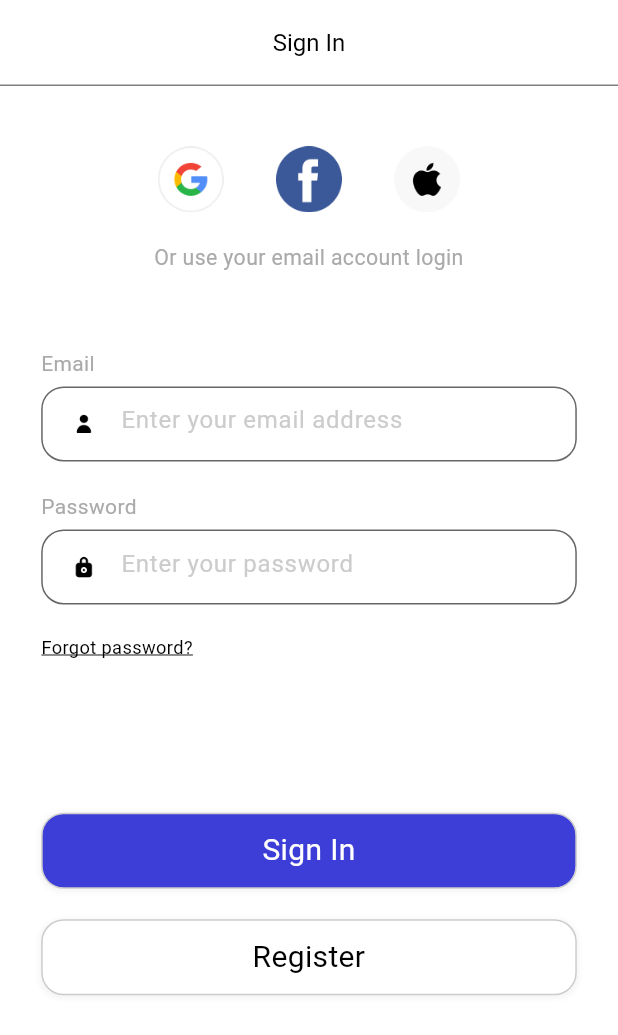
After one commit to tuannguyen1302/ulearning_app, a Flutter app: the SignInScreen screen opened directly, on a phone screen of 412 x 824 dp. The commit adds this screen. Shown: the top 1035 px of the screen. Run offline on Flutter 3.47's test engine with Material 3 defaults, Android fonts, the phone set to English and light mode, and no system bars; our stand-ins replace dots_indicator, flutter_riverpod, flutter_screenutil, go_router, riverpod_annotation; generated files the repository leaves out were written again.

Commit message:
feat sign_in screen

```diff
--- a/lib/constants/router.dart
+++ b/lib/constants/router.dart
@@ -2,8 +2,12 @@ class RouterPaths {
   RouterPaths._private();
 
   static const root = '/';
+  static const signIn = 'signIn';
+  static const signUp = 'signUp';
 }
 
 class RouterNames {
   RouterNames._private();
+  static const signIn = '/signIn';
+  static const signUp = '/signUp';
 }
--- /dev/null
+++ b/lib/presentation/features/sign_in/sign_in_screen.dart
@@ -0,0 +1,97 @@
+import 'package:flutter/material.dart';
+import 'package:flutter_riverpod/flutter_riverpod.dart';
+import 'package:flutter_screenutil/flutter_screenutil.dart';
+import '../../../utilities/app_colors.dart';
+import '../sign_up/sign_up_screen.dart';
+import '../widget/text_widget.dart';
+import 'widgets/app_bar_sign_in.dart';
+import 'widgets/app_text_field.dart';
+import 'widgets/button_widget.dart';
+import 'widgets/third_party_login.dart';
+
+class SignInScreen extends ConsumerWidget {
+  const SignInScreen({super.key});
+
+  @override
+  Widget build(BuildContext context, WidgetRef ref) {
+    return Scaffold(
+      backgroundColor: Colors.white,
+      appBar: appBarSignIn(title: 'Sign In', automaticallyImplyLeading: false),
+      body: SafeArea(
+        child: SingleChildScrollView(
+          child: Column(
+            crossAxisAlignment: CrossAxisAlignment.start,
+            children: [
+              //logo gg,fb,apple
+              thirdPartyLogin(),
+              //text
+              Center(
+                child: textSizeNomal(
+                  text: 'Or use your email account login',
+                  textSize: 14.sp,
+                  color: AppColors.primaryThreeElementText,
+                ),
+              ),
+              SizedBox(
+                height: 50.h,
+              ),
+              // email
+              appTextField(
+                text: 'Email',
+                iconName: 'assets/icons/user.png',
+                titleField: 'Enter your email address',
+              ),
+              SizedBox(
+                height: 20.h,
+              ),
+              // password
+              appTextField(
+                text: 'Password',
+                iconName: 'assets/icons/lock.png',
+                titleField: 'Enter your password',
+                obscureText: true,
+              ),
+              SizedBox(
+                height: 20.h,
+              ),
+              Container(
+                margin: EdgeInsets.only(left: 25.w),
+                child: textUnderline(text: 'Forgot password?'),
+              ),
+              SizedBox(
+                height: 100.h,
+              ),
+              //button signin
+              Center(
+                child: buttonWidget(
+                  text: 'Sign In',
+                  func: () {
+                    //  print('login');
+                  },
+                ),
+              ),
+              SizedBox(
+                height: 20.h,
+              ),
+              Center(
+                child: buttonWidget(
+                  text: 'Register',
+                  isLogin: false,
+                  context: context,
+                  func: () {
+                    Navigator.push(
+                      context,
+                      MaterialPageRoute(
+                        builder: (context) => const SignUpScreen(),
+                      ),
+                    );
+                  },
+                ),
+              ),
+            ],
+          ),
+        ),
+      ),
+    );
+  }
+}
--- /dev/null
+++ b/lib/presentation/features/sign_in/widgets/app_bar_sign_in.dart
@@ -0,0 +1,27 @@
+import 'package:flutter/material.dart';
+
+import '../../../../utilities/app_colors.dart';
+import '../../widget/text_widget.dart';
+
+AppBar appBarSignIn({
+  String title = '',
+  bool automaticallyImplyLeading = true,
+}) {
+  return AppBar(
+    backgroundColor: Colors.white,
+    automaticallyImplyLeading: automaticallyImplyLeading,
+    centerTitle: true,
+    title: textSizeNomal(
+      text: title,
+      textSize: 16,
+      color: AppColors.primaryText,
+    ),
+    bottom: PreferredSize(
+      preferredSize: const Size.fromHeight(1),
+      child: Container(
+        color: AppColors.primaryText,
+        height: 0.5,
+      ),
+    ),
+  );
+}
--- /dev/null
+++ b/lib/presentation/features/sign_in/widgets/app_text_field.dart
@@ -0,0 +1,122 @@
+import 'package:flutter/material.dart';
+import 'package:flutter_screenutil/flutter_screenutil.dart';
+
+import '../../../../utilities/app_colors.dart';
+import '../../widget/text_widget.dart';
+
+Widget appTextField({
+  required String text,
+  required String iconName,
+  required String titleField,
+  bool obscureText = false,
+  void Function(String value)? func,
+  String imagePath = '',
+}) {
+  return Container(
+    padding: EdgeInsets.only(left: 25.w, right: 25.w),
+    child: Column(
+      crossAxisAlignment: CrossAxisAlignment.start,
+      children: [
+        textSizeNomal(
+          text: text,
+          textSize: 14,
+          color: AppColors.primaryThreeElementText,
+        ),
+        SizedBox(
+          height: 5.h,
+        ),
+        Container(
+          width: 325.w,
+          height: 50,
+          decoration: appBoxDecoration(),
+          child: Row(
+            children: [
+              Container(
+                margin: EdgeInsets.only(left: 17.w),
+                child: appImage(imagePath: iconName),
+              ),
+              SizedBox(
+                width: 280.w,
+                height: 50.h,
+                child: TextField(
+                  onChanged: (value) => func!(value),
+                  keyboardType: TextInputType.multiline,
+                  decoration: InputDecoration(
+                    hintText: titleField,
+                    hintStyle: const TextStyle(
+                      color: AppColors.primaryFourElementText,
+                    ),
+                    border: const OutlineInputBorder(
+                      borderSide: BorderSide(
+                        color: Colors.transparent,
+                      ),
+                    ),
+                    enabledBorder: const OutlineInputBorder(
+                      borderSide: BorderSide(
+                        color: Colors.transparent,
+                      ),
+                    ),
+                    focusedBorder: const OutlineInputBorder(
+                      borderSide: BorderSide(
+                        color: Colors.transparent,
+                      ),
+                    ),
+                    disabledBorder: const OutlineInputBorder(
+                      borderSide: BorderSide(
+                        color: Colors.transparent,
+                      ),
+                    ),
+                  ),
+                  maxLines: 1,
+                  autocorrect: false,
+                  obscureText: obscureText,
+                ),
+              ),
+            ],
+          ),
+        ),
+      ],
+    ),
+  );
+}
+
+BoxDecoration appBoxDecoration({
+  Color color = AppColors.primaryBackground,
+  double radius = 15.0,
+}) {
+  return BoxDecoration(
+    color: color,
+    borderRadius: BorderRadius.circular(radius),
+    border: Border.all(color: AppColors.primarySecondaryElementText),
+  );
+}
+
+Widget appImage({
+  required String imagePath,
+  double width = 16,
+  double height = 16,
+}) {
+  return Image.asset(
+    imagePath.isEmpty ? 'assets/icons/user.png' : imagePath,
+    width: width.w,
+    height: height.h,
+  );
+}
+
+Widget textUnderline({String text = 'd'}) {
+  return GestureDetector(
+    onTap: () {
+      //print('ontap');
+    },
+    child: Text(
+      text,
+      style: TextStyle(
+        color: AppColors.primaryText,
+        fontWeight: FontWeight.normal,
+        fontSize: 12.sp,
+        decoration: TextDecoration.underline,
+        decorationColor: AppColors.primaryText,
+      ),
+    ),
+  );
+}
--- /dev/null
+++ b/lib/presentation/features/sign_in/widgets/button_widget.dart
@@ -0,0 +1,36 @@
+import 'package:flutter/material.dart';
+import 'package:flutter_screenutil/flutter_screenutil.dart';
+
+import '../../../../utilities/app_colors.dart';
+import '../../widget/app_box_shadow.dart';
+import '../../widget/text_widget.dart';
+
+Widget buttonWidget({
+  required String text,
+  double width = 325,
+  double height = 50,
+  bool isLogin = true,
+  BuildContext? context,
+  void Function()? func,
+}) {
+  return GestureDetector(
+    onTap: func,
+    child: Container(
+      width: width.w,
+      height: height.h,
+      decoration: appBoxShadow(
+        color: isLogin ? AppColors.primaryElement : Colors.white,
+        border: Border.all(
+          color: AppColors.primaryFourElementText,
+        ),
+      ),
+      child: Center(
+        child: textSizeNomal(
+          text: text,
+          textSize: 20,
+          color: isLogin ? AppColors.primaryBackground : AppColors.primaryText,
+        ),
+      ),
+    ),
+  );
+}
--- /dev/null
+++ b/lib/presentation/features/sign_in/widgets/third_party_login.dart
@@ -0,0 +1,29 @@
+import 'package:flutter/material.dart';
+import 'package:flutter_screenutil/flutter_screenutil.dart';
+
+Widget thirdPartyLogin() {
+  return Container(
+    margin: EdgeInsets.only(left  : 80.w, right: 80.w, top:  40.h,bottom: 20.h),
+    child:  Row(
+      mainAxisAlignment:  MainAxisAlignment.spaceAround,
+      children: [
+        _loginButton('assets/icons/google.png'),
+        _loginButton('assets/icons/facebook.png'),
+        _loginButton('assets/icons/apple.png'),
+      ],
+    ),
+  );
+}
+Widget _loginButton(String imagePath) {
+  return GestureDetector(
+    onTap: () {
+
+    },
+    child:  SizedBox(
+      width: 40.w,
+      height: 40.w,
+      child: Image.asset(imagePath,fit: BoxFit.contain,),
+    ),
+  );
+
+}
--- a/lib/presentation/features/welcome/widgets/app_box_shadow.dart
+++ b/lib/presentation/features/widget/app_box_shadow.dart
@@ -1,6 +1,6 @@
 import 'package:flutter/material.dart';
 
-import '../../../../utilities/app_colors.dart';
+import '../../../utilities/app_colors.dart';
 
 BoxDecoration appBoxShadow({
   Color color = AppColors.primaryElement,
```
Also changed, not shown: lib/data/provider/go_router/go_router_provider.dart (+22 -1 lines), lib/presentation/features/sign_up/sign_up_screen.dart (added, +11 -0 lines), lib/presentation/features/welcome/provider/welcome_state.dart (added, +13 -0 lines), lib/presentation/features/welcome/welcome_screen.dart (+5 -3 lines), lib/presentation/features/welcome/widgets/app_onboarding_page.dart (+10 -12 lines), lib/data/models/test.dart (deleted), lib/data/provider/go_router/go_router_provider.g.dart, lib/presentation/features/widget/text_widget.dart (renamed from lib/presentation/features/welcome/widgets/text_widget.dart).
